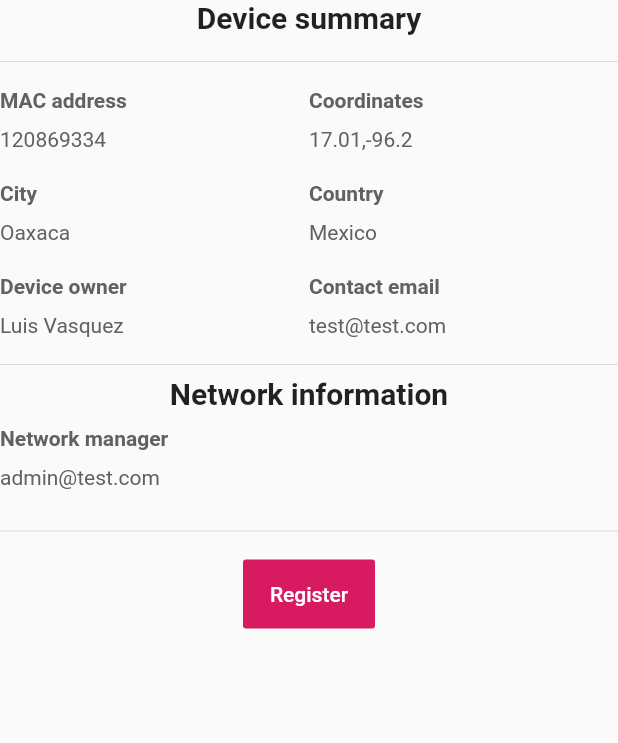
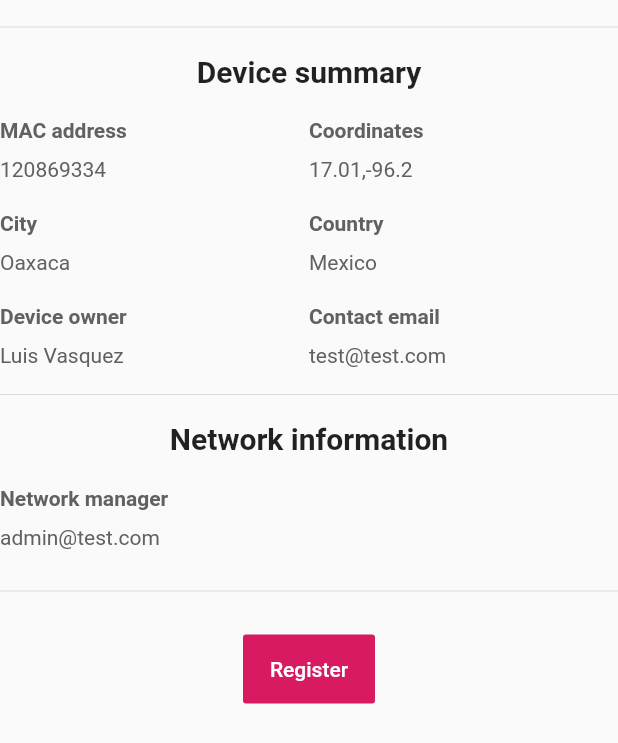
Before and after one commit to openeew/openeew-provisioner, a Flutter app: the RegisterForm widget shown alone on an empty page, opened directly, on a phone screen of 412 x 824 dp. Shown: the top 743 px of the screen. Run offline on Flutter 3.47's test engine with Material 2 defaults, Android fonts, the phone set to English and light mode, and no system bars; our stand-ins replace percent_indicator.

Commit message:
Register form spacing / theming

```diff
--- a/lib/forms/register.dart
+++ b/lib/forms/register.dart
@@ -41,13 +41,14 @@ class RegisterFormState extends State<RegisterForm> {
   @override
   Widget build(BuildContext context) {
     return Column(children: <Widget>[
+      Space(10),
+      Divider(),
+      Space(10),
       Text(
         'Device summary',
         style: TextStyle(fontSize: 20.0, fontWeight: FontWeight.bold),
       ),
-      Space(10),
-      Divider(),
-      Space(10),
+      Space(20),
       Row(mainAxisAlignment: MainAxisAlignment.spaceBetween, children: <Widget>[
         Expanded(flex: 1, child: InfoField('MAC address', data['mac_address'])),
         Expanded(flex: 1, child: InfoField('Coordinates', data['lat_lng'])),
@@ -63,17 +64,18 @@ class RegisterFormState extends State<RegisterForm> {
         Expanded(flex: 1, child: InfoField('Contact email', data['email'])),
       ]),
       Divider(),
+      Space(10),
       Text(
         'Network information',
         style: TextStyle(fontSize: 20.0, fontWeight: FontWeight.bold),
       ),
-      Space(10),
+      Space(20),
       Row(mainAxisAlignment: MainAxisAlignment.spaceBetween, children: <Widget>[
         Expanded(flex: 1, child: InfoField('Network manager', data['admin'])),
       ]),
       Space(10),
       Divider(),
-      Space(10),
+      Space(20),
       NextButton(onClick: submit, text: 'Register'),
     ]);
   }
--- a/lib/main.dart
+++ b/lib/main.dart
@@ -8,6 +8,10 @@ void main() {
 class OpenEEWProvisioner extends StatelessWidget {
   @override
   Widget build(BuildContext context) {
-    return MaterialApp(title: 'OpenEEW Provisioner', home: Start());
+    return MaterialApp(
+      title: 'OpenEEW Provisioner',
+      theme: ThemeData(primarySwatch: Colors.pink),
+      home: Start()
+    );
   }
 }
```
